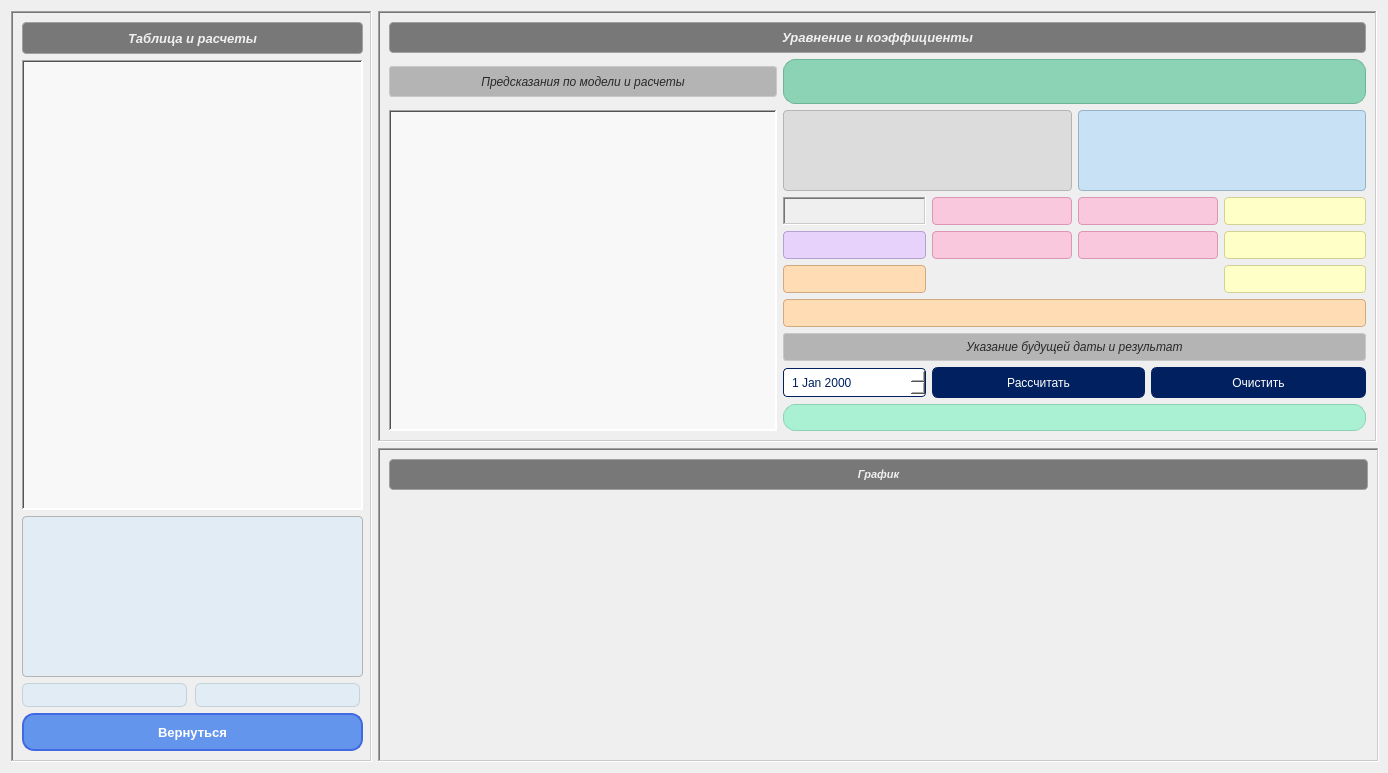
First picture: the form in Classical mathematical models of complex systems/Lab1_DollarExchangeRateStatistics/workplaceform.ui, repository GReaTeAssaSiN/Master_Degree_uni-assignments, before the edit.
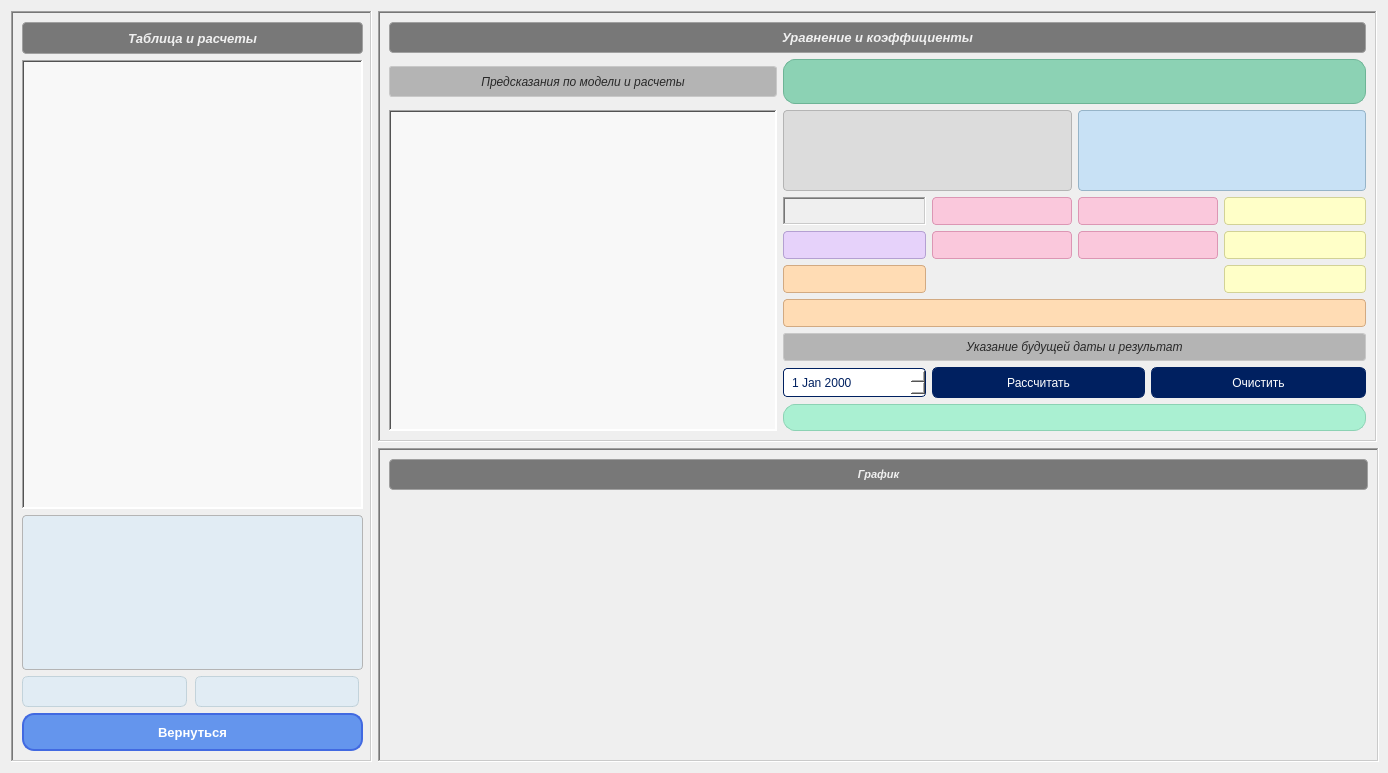
Second picture: the form after the edit. Custom widgets are drawn as their Qt base class.

What changed in the file:
```diff
--- a/Classical mathematical models of complex systems/Lab1_DollarExchangeRateStatistics/workplaceform.ui
+++ b/Classical mathematical models of complex systems/Lab1_DollarExchangeRateStatistics/workplaceform.ui
@@ -175,13 +175,13 @@
         <property name="minimumSize">
          <size>
           <width>341</width>
-          <height>161</height>
+          <height>155</height>
          </size>
         </property>
         <property name="maximumSize">
          <size>
           <width>341</width>
-          <height>161</height>
+          <height>155</height>
          </size>
         </property>
         <property name="styleSheet">
@@ -209,13 +209,13 @@
         <property name="minimumSize">
          <size>
           <width>165</width>
-          <height>24</height>
+          <height>31</height>
          </size>
         </property>
         <property name="maximumSize">
          <size>
           <width>165</width>
-          <height>24</height>
+          <height>31</height>
          </size>
         </property>
         <property name="font">
@@ -255,14 +255,14 @@
        <widget class="QLabel" name="meanY_label">
         <property name="minimumSize">
          <size>
-          <width>165</width>
-          <height>24</height>
+          <width>164</width>
+          <height>31</height>
          </size>
         </property>
         <property name="maximumSize">
          <size>
-          <width>165</width>
-          <height>24</height>
+          <width>164</width>
+          <height>31</height>
          </size>
         </property>
         <property name="font">
@@ -296,6 +296,9 @@
         <property name="text">
          <string/>
         </property>
+        <property name="textFormat">
+         <enum>Qt::AutoText</enum>
+        </property>
        </widget>
       </item>
       <item row="4" column="0" colspan="2">
```
